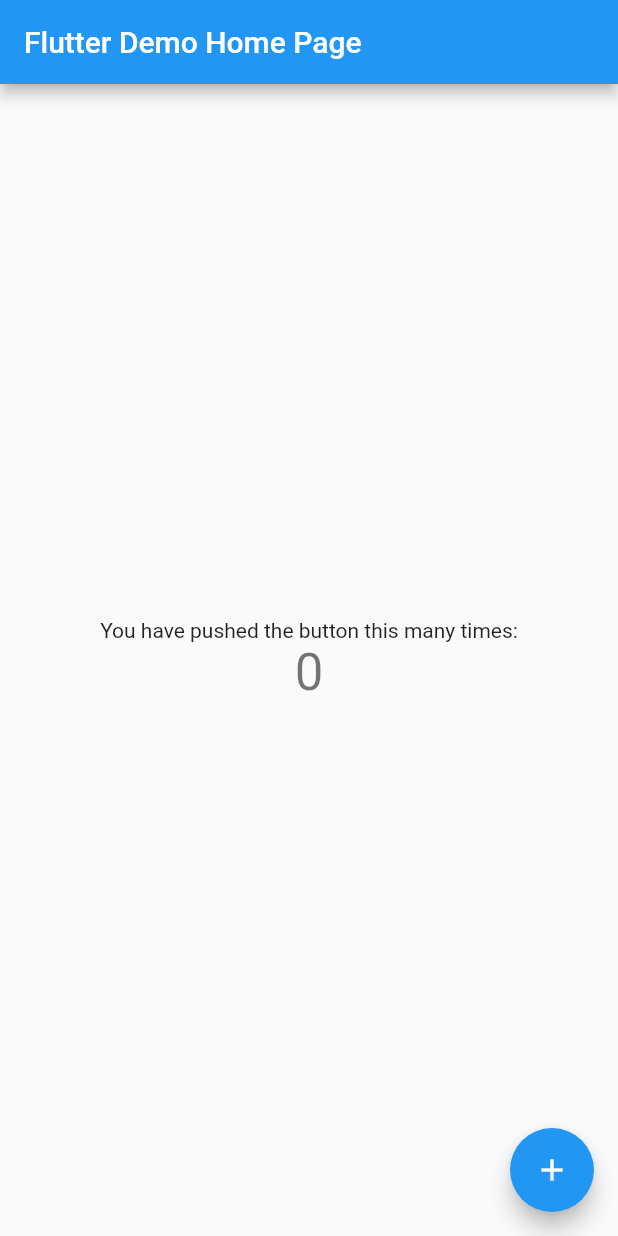
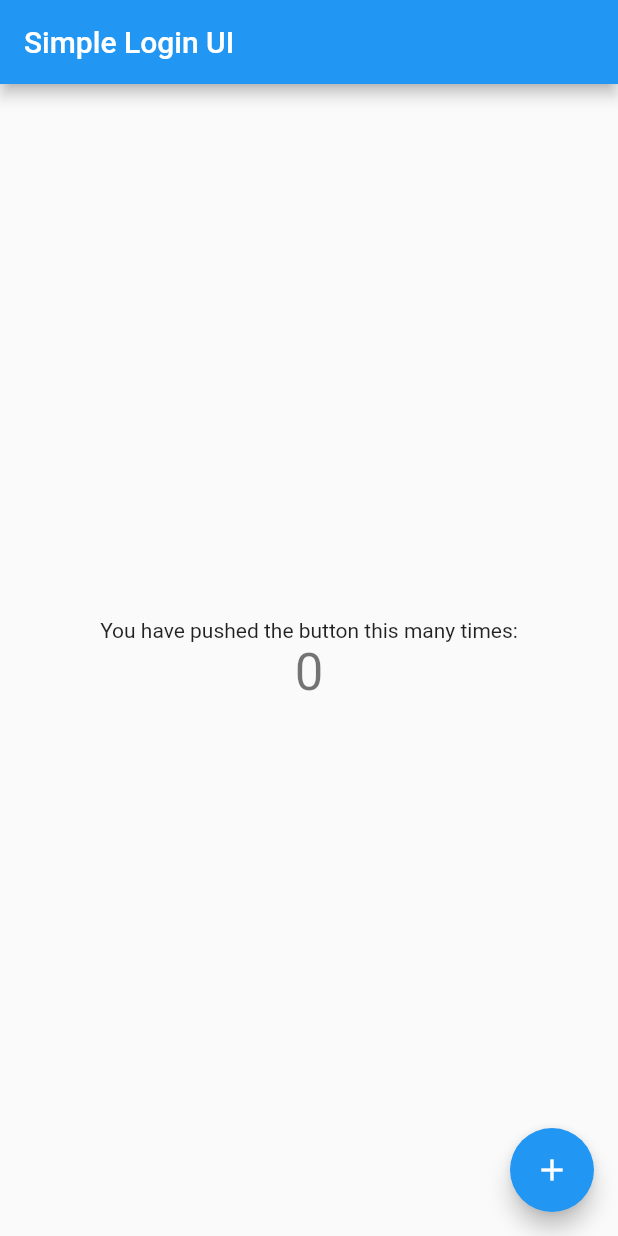
Before and after one commit to ChanukaDasanayaka/flutter-simple-login-ui, a Flutter app: the screen it shows after launch, on a phone screen of 412 x 824 dp. Run offline on Flutter 3.47's test engine with Material 2 defaults, Android fonts, the phone set to English and light mode, and no system bars.

Commit message:
Change title

```diff
--- a/lib/main.dart
+++ b/lib/main.dart
@@ -11,7 +11,7 @@ class MyApp extends StatelessWidget {
   @override
   Widget build(BuildContext context) {
     return MaterialApp(
-      title: 'Flutter Demo',
+      title: 'Simple Login UI',
       theme: ThemeData(
         // This is the theme of your application.
         //
@@ -24,7 +24,7 @@ class MyApp extends StatelessWidget {
         // is not restarted.
         primarySwatch: Colors.blue,
       ),
-      home: const MyHomePage(title: 'Flutter Demo Home Page'),
+      home: const MyHomePage(title: 'Simple Login UI'),
     );
   }
 }
```
